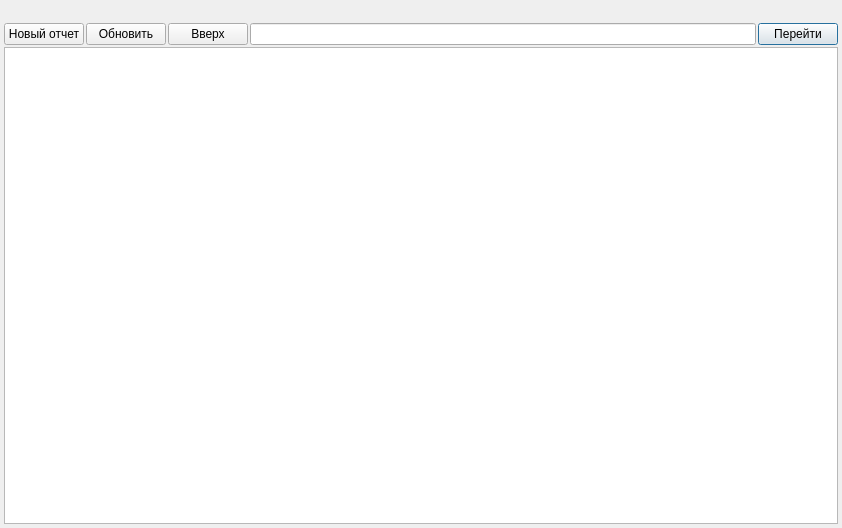
Old version of the form gitbrowser/filesbrowser.ui in the repository maxvas/SciLyx.
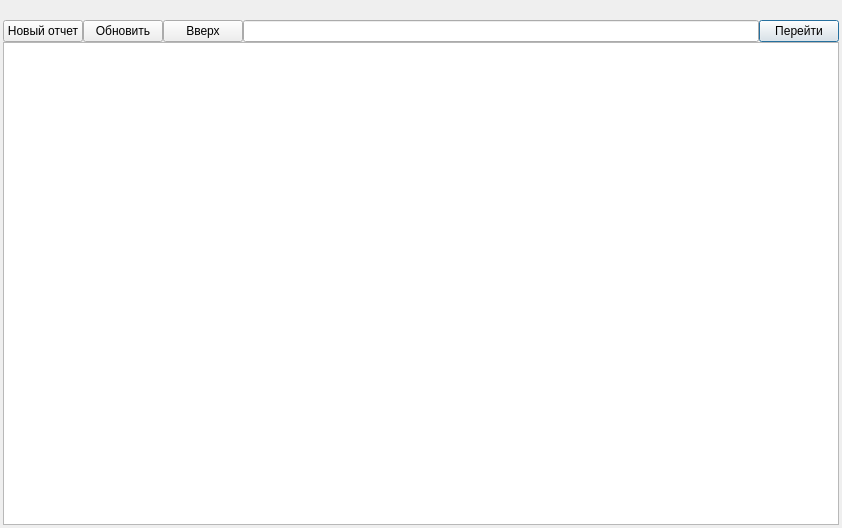
New version of the form. Icons and pictures are not drawn.

```diff
--- a/gitbrowser/filesbrowser.ui
+++ b/gitbrowser/filesbrowser.ui
@@ -15,19 +15,19 @@
   </property>
   <layout class="QVBoxLayout" name="verticalLayout">
    <property name="spacing">
-    <number>2</number>
+    <number>0</number>
    </property>
    <property name="leftMargin">
-    <number>4</number>
+    <number>3</number>
    </property>
    <property name="topMargin">
-    <number>4</number>
+    <number>3</number>
    </property>
    <property name="rightMargin">
-    <number>4</number>
+    <number>3</number>
    </property>
    <property name="bottomMargin">
-    <number>4</number>
+    <number>3</number>
    </property>
    <item>
     <widget class="QToolBar" name="toolBar"/>
```
